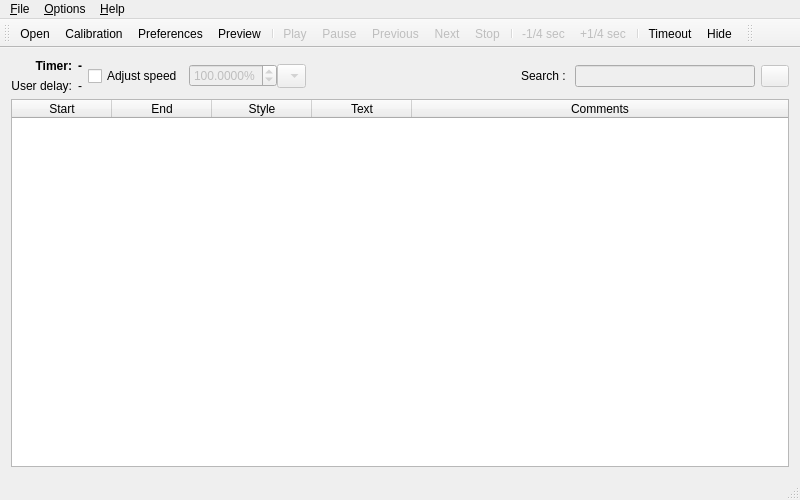
First picture: the form in src/mainwindow.ui, repository Subtivals/subtivals, before the edit.
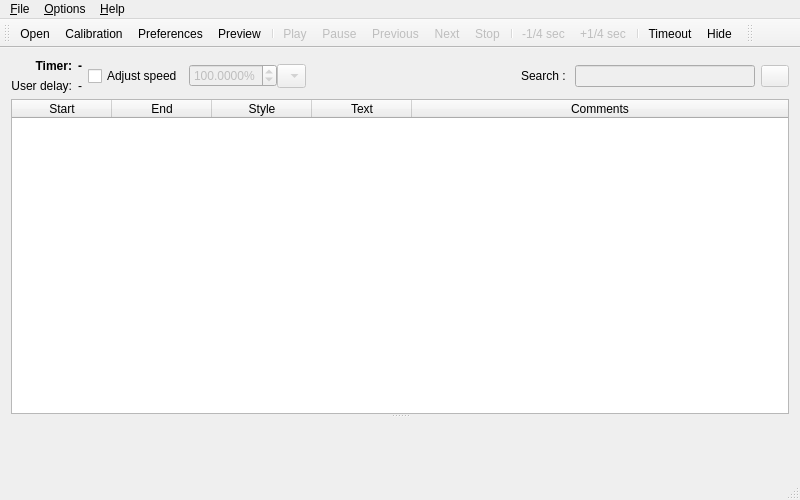
Second picture: the form after the edit. Icons and pictures are not drawn.

Commit message: Add splitter to show preview

What changed in the file:
```diff
--- a/src/mainwindow.ui
+++ b/src/mainwindow.ui
@@ -184,6 +184,18 @@
     <item row="1" column="0" colspan="3">
      <layout class="QHBoxLayout" name="mainLayout">
       <item>
+        <widget class="QSplitter" name="tableAndPreview">
+          <property name="geometry">
+          <rect>
+            <x>14</x>
+            <y>73</y>
+            <width>256</width>
+            <height>192</height>
+          </rect>
+          </property>
+          <property name="orientation">
+          <enum>Qt::Orientation::Vertical</enum>
+          </property>
        <widget class="QTableWidget" name="tableWidget">
         <property name="editTriggers">
          <set>QAbstractItemView::NoEditTriggers</set>
@@ -232,6 +244,8 @@
          </property>
         </column>
        </widget>
+          <widget class="QWidget" name="widget" native="true"/>
+        </widget> 
       </item>
      </layout>
     </item>
```
Left out of the diff: 6 changed lines with no effect on the pictures. Lines whose indentation alone changed are shown as unchanged. The commit also changes 3 other files.
